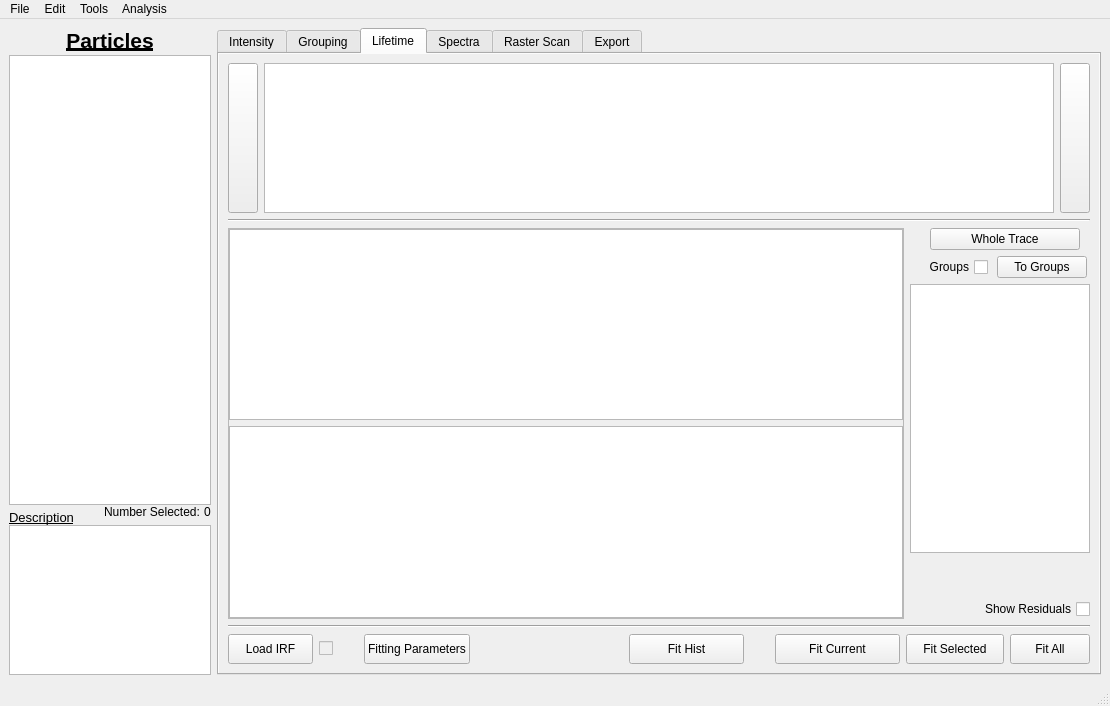
Qt form resources/ui/mainwindow.ui (BioPhysicsUP/Full_SMS) before a commit.
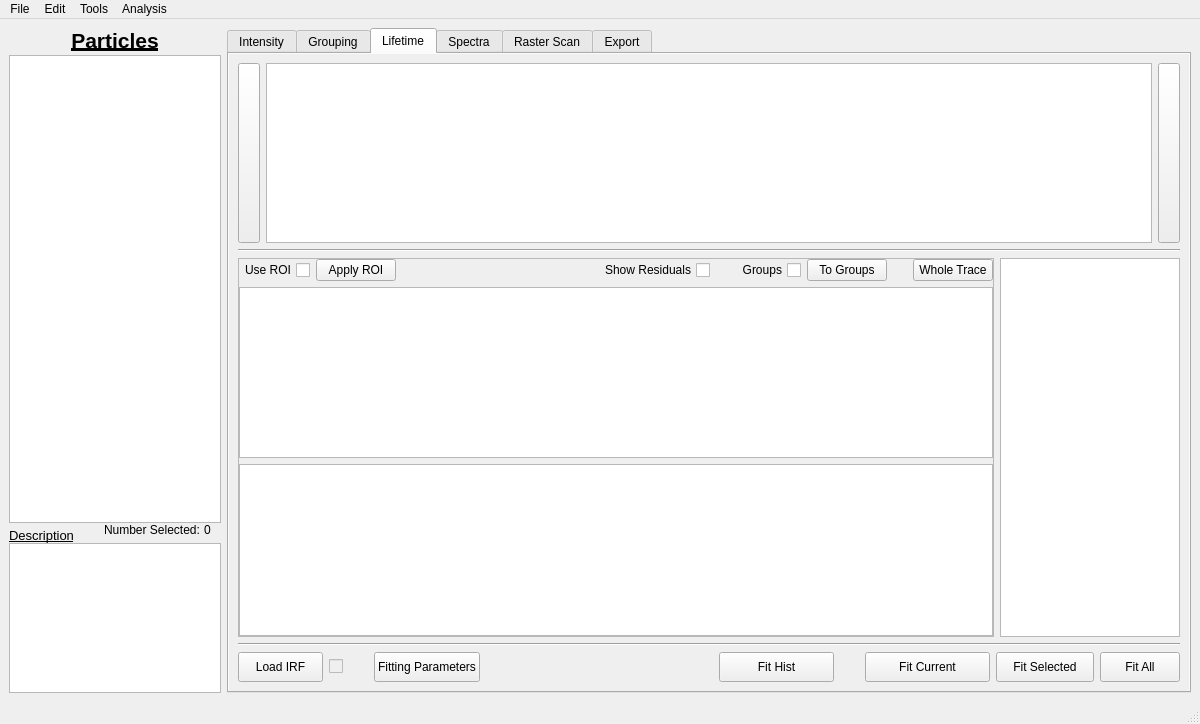
The same form after that commit. The open tabs and pages were chosen to show the change. Icons and pictures are not drawn. Custom widgets are drawn as their Qt base class.

Commit message: Busy adding ROI functionality to Lifetimes, and finishing ROI based exporting

Patch:
```diff
--- a/resources/ui/mainwindow.ui
+++ b/resources/ui/mainwindow.ui
@@ -7,8 +7,8 @@
    <rect>
     <x>0</x>
     <y>0</y>
-    <width>1077</width>
-    <height>706</height>
+    <width>1200</width>
+    <height>724</height>
    </rect>
   </property>
   <property name="sizePolicy">
@@ -17,6 +17,12 @@
     <verstretch>1</verstretch>
    </sizepolicy>
   </property>
+  <property name="minimumSize">
+   <size>
+    <width>1200</width>
+    <height>700</height>
+   </size>
+  </property>
   <property name="windowTitle">
    <string>MainWindow</string>
   </property>
@@ -77,7 +83,7 @@
         </property>
         <property name="maximumSize">
          <size>
-          <width>300</width>
+          <width>235</width>
           <height>16777215</height>
          </size>
         </property>
@@ -171,7 +177,7 @@
         </property>
         <property name="maximumSize">
          <size>
-          <width>300</width>
+          <width>235</width>
           <height>150</height>
          </size>
         </property>
@@ -211,7 +217,7 @@
        <enum>QTabWidget::Rounded</enum>
       </property>
       <property name="currentIndex">
-       <number>5</number>
+       <number>2</number>
       </property>
       <property name="iconSize">
        <size>
@@ -1821,8 +1827,8 @@
             </property>
             <property name="maximumSize">
              <size>
-              <width>30</width>
-              <height>150</height>
+              <width>22</width>
+              <height>180</height>
              </size>
             </property>
             <property name="text">
@@ -1851,13 +1857,13 @@
             <property name="minimumSize">
              <size>
               <width>0</width>
-              <height>150</height>
+              <height>180</height>
              </size>
             </property>
             <property name="maximumSize">
              <size>
               <width>16777215</width>
-              <height>150</height>
+              <height>180</height>
              </size>
             </property>
            </widget>
@@ -1878,8 +1884,8 @@
             </property>
             <property name="maximumSize">
              <size>
-              <width>30</width>
-              <height>150</height>
+              <width>22</width>
+              <height>180</height>
              </size>
             </property>
             <property name="text">
@@ -1931,6 +1937,166 @@
              <property name="bottomMargin">
               <number>0</number>
              </property>
+             <item>
+              <layout class="QHBoxLayout" name="horizontalLayout_6">
+               <item>
+                <widget class="QCheckBox" name="chbLifetime_Use_ROI">
+                 <property name="layoutDirection">
+                  <enum>Qt::RightToLeft</enum>
+                 </property>
+                 <property name="text">
+                  <string>Use ROI</string>
+                 </property>
+                </widget>
+               </item>
+               <item>
+                <widget class="QPushButton" name="btnLifetime_Apply_ROI">
+                 <property name="sizePolicy">
+                  <sizepolicy hsizetype="Fixed" vsizetype="Fixed">
+                   <horstretch>0</horstretch>
+                   <verstretch>0</verstretch>
+                  </sizepolicy>
+                 </property>
+                 <property name="maximumSize">
+                  <size>
+                   <width>90</width>
+                   <height>27</height>
+                  </size>
+                 </property>
+                 <property name="layoutDirection">
+                  <enum>Qt::LeftToRight</enum>
+                 </property>
+                 <property name="text">
+                  <string>Apply ROI</string>
+                 </property>
+                </widget>
+               </item>
+               <item>
+                <spacer name="horizontalSpacer_9">
+                 <property name="orientation">
+                  <enum>Qt::Horizontal</enum>
+                 </property>
+                 <property name="sizeType">
+                  <enum>QSizePolicy::Expanding</enum>
+                 </property>
+                 <property name="sizeHint" stdset="0">
+                  <size>
+                   <width>0</width>
+                   <height>20</height>
+                  </size>
+                 </property>
+                </spacer>
+               </item>
+               <item>
+                <widget class="QCheckBox" name="chbShow_Residuals">
+                 <property name="layoutDirection">
+                  <enum>Qt::RightToLeft</enum>
+                 </property>
+                 <property name="text">
+                  <string>Show Residuals</string>
+                 </property>
+                </widget>
+               </item>
+               <item>
+                <spacer name="horizontalSpacer_10">
+                 <property name="orientation">
+                  <enum>Qt::Horizontal</enum>
+                 </property>
+                 <property name="sizeType">
+                  <enum>QSizePolicy::Minimum</enum>
+                 </property>
+                 <property name="sizeHint" stdset="0">
+                  <size>
+                   <width>20</width>
+                   <height>20</height>
+                  </size>
+                 </property>
+                </spacer>
+               </item>
+               <item>
+                <widget class="QCheckBox" name="chbLifetime_Show_Groups">
+                 <property name="sizePolicy">
+                  <sizepolicy hsizetype="Fixed" vsizetype="Fixed">
+                   <horstretch>0</horstretch>
+                   <verstretch>0</verstretch>
+                  </sizepolicy>
+                 </property>
+                 <property name="maximumSize">
+                  <size>
+                   <width>16777215</width>
+                   <height>16777215</height>
+                  </size>
+                 </property>
+                 <property name="layoutDirection">
+                  <enum>Qt::RightToLeft</enum>
+                 </property>
+                 <property name="text">
+                  <string>Groups</string>
+                 </property>
+                </widget>
+               </item>
+               <item>
+                <widget class="QPushButton" name="btnJumpToGroups">
+                 <property name="sizePolicy">
+                  <sizepolicy hsizetype="Fixed" vsizetype="Fixed">
+                   <horstretch>0</horstretch>
+                   <verstretch>0</verstretch>
+                  </sizepolicy>
+                 </property>
+                 <property name="maximumSize">
+                  <size>
+                   <width>90</width>
+                   <height>27</height>
+                  </size>
+                 </property>
+                 <property name="layoutDirection">
+                  <enum>Qt::LeftToRight</enum>
+                 </property>
+                 <property name="text">
+                  <string>To Groups</string>
+                 </property>
+                </widget>
+               </item>
+               <item>
+                <spacer name="horizontalSpacer_8">
+                 <property name="orientation">
+                  <enum>Qt::Horizontal</enum>
+                 </property>
+                 <property name="sizeType">
+                  <enum>QSizePolicy::Minimum</enum>
+                 </property>
+                 <property name="sizeHint" stdset="0">
+                  <size>
+                   <width>20</width>
+                   <height>20</height>
+                  </size>
+                 </property>
+                </spacer>
+               </item>
+               <item>
+                <widget class="QPushButton" name="btnWholeTrace">
+                 <property name="sizePolicy">
+                  <sizepolicy hsizetype="Minimum" vsizetype="Fixed">
+                   <horstretch>0</horstretch>
+                   <verstretch>0</verstretch>
+                  </sizepolicy>
+                 </property>
+                 <property name="maximumSize">
+                  <size>
+                   <width>150</width>
+                   <height>27</height>
+                  </size>
+                 </property>
+                 <property name="layoutDirection">
+                  <enum>Qt::LeftToRight</enum>
+                 </property>
+                 <property name="text">
+                  <string>Whole Trace</string>
+                 </property>
+                </widget>
+               </item>
+              </layout>
+             </item>
              <item>
               <widget class="PlotWidget" name="pgLifetime_Hist_PlotWidget">
                <property name="minimumSize">
@@ -1959,115 +2125,12 @@
           </item>
           <item>
            <layout class="QVBoxLayout" name="verticalLayout">
+            <property name="spacing">
+             <number>0</number>
+            </property>
             <property name="leftMargin">
              <number>0</number>
             </property>
-            <item>
-             <layout class="QHBoxLayout" name="horizontalLayout_4">
-              <item>
-               <spacer name="horizontalSpacer_4">
-                <property name="orientation">
-                 <enum>Qt::Horizontal</enum>
-                </property>
-                <property name="sizeType">
-                 <enum>QSizePolicy::Minimum</enum>
-                </property>
-                <property name="sizeHint" stdset="0">
-                 <size>
-                  <width>10</width>
-                  <height>20</height>
-                 </size>
-                </property>
-               </spacer>
-              </item>
-              <item>
-               <widget class="QPushButton" name="btnWholeTrace">
-                <property name="sizePolicy">
-                 <sizepolicy hsizetype="Minimum" vsizetype="Fixed">
-                  <horstretch>0</horstretch>
-                  <verstretch>0</verstretch>
-                 </sizepolicy>
-                </property>
-                <property name="maximumSize">
-                 <size>
-                  <width>150</width>
-                  <height>27</height>
-                 </size>
-                </property>
-                <property name="layoutDirection">
-                 <enum>Qt::LeftToRight</enum>
-                </property>
-                <property name="text">
-                 <string>Whole Trace</string>
-                </property>
-               </widget>
-              </item>
-             </layout>
-            </item>
-            <item>
-             <layout class="QHBoxLayout" name="horizontalLayout_3">
-              <item>
-               <spacer name="horizontalSpacer_5">
-                <property name="orientation">
-                 <enum>Qt::Horizontal</enum>
-                </property>
-                <property name="sizeType">
-                 <enum>QSizePolicy::Minimum</enum>
-                </property>
-                <property name="sizeHint" stdset="0">
-                 <size>
-                  <width>10</width>
-                  <height>20</height>
-                 </size>
-                </property>
-               </spacer>
-              </item>
-              <item>
-               <widget class="QCheckBox" name="chbLifetime_Show_Groups">
-                <property name="sizePolicy">
-                 <sizepolicy hsizetype="Fixed" vsizetype="Fixed">
-                  <horstretch>0</horstretch>
-                  <verstretch>0</verstretch>
-                 </sizepolicy>
-                </property>
-                <property name="maximumSize">
-                 <size>
-                  <width>16777215</width>
-                  <height>16777215</height>
-                 </size>
-                </property>
-                <property name="layoutDirection">
-                 <enum>Qt::RightToLeft</enum>
-                </property>
-                <property name="text">
-                 <string>Groups</string>
-                </property>
-               </widget>
-              </item>
-              <item>
-               <widget class="QPushButton" name="btnJumpToGroups">
-                <property name="sizePolicy">
-                 <sizepolicy hsizetype="Fixed" vsizetype="Fixed">
-                  <horstretch>0</horstretch>
-                  <verstretch>0</verstretch>
-                 </sizepolicy>
-                </property>
-                <property name="maximumSize">
-                 <size>
-                  <width>90</width>
-                  <height>27</height>
-                 </size>
-                </property>
-                <property name="layoutDirection">
-                 <enum>Qt::LeftToRight</enum>
-                </property>
-                <property name="text">
-                 <string>To Groups</string>
-                </property>
-               </widget>
-              </item>
-             </layout>
-            </item>
             <item>
              <widget class="QTextBrowser" name="textBrowser">
               <property name="sizePolicy">
@@ -2095,21 +2158,11 @@
               <property name="sizeHint" stdset="0">
                <size>
                 <width>20</width>
-                <height>40</height>
+                <height>0</height>
                </size>
               </property>
              </spacer>
             </item>
-            <item>
-             <widget class="QCheckBox" name="chbShow_Residuals">
-              <property name="layoutDirection">
-               <enum>Qt::RightToLeft</enum>
-              </property>
-              <property name="text">
-               <string>Show Residuals</string>
-              </property>
-             </widget>
-            </item>
            </layout>
           </item>
          </layout>
@@ -2313,17 +2366,52 @@
             <property name="sizeConstraint">
              <enum>QLayout::SetDefaultConstraint</enum>
             </property>
+            <item>
+             <spacer name="spcEx_Options_7">
+              <property name="orientation">
+               <enum>Qt::Horizontal</enum>
+              </property>
+              <property name="sizeType">
+               <enum>QSizePolicy::Expanding</enum>
+              </property>
+              <property name="sizeHint" stdset="0">
+               <size>
+                <width>40</width>
+                <height>20</height>
+               </size>
+              </property>
+             </spacer>
+            </item>
+            <item>
+             <widget class="QCheckBox" name="chbEx_Use_ROI">
+              <property name="enabled">
+               <bool>false</bool>
+              </property>
+              <property name="font">
+               <font>
+                <pointsize>10</pointsize>
+                <weight>75</weight>
+                <bold>true</bold>
+                <underline>false</underline>
+                <strikeout>false</strikeout>
+               </font>
+              </property>
+              <property name="text">
+               <string>Use ROI</string>
+              </property>
+             </widget>
+            </item>
             <item>
              <spacer name="spcEx_Buttons_Left_2">
               <property name="orientation">
                <enum>Qt::Horizontal</enum>
               </property>
               <property name="sizeType">
-               <enum>QSizePolicy::Expanding</enum>
+               <enum>QSizePolicy::Fixed</enum>
               </property>
               <property name="sizeHint" stdset="0">
                <size>
-                <width>100</width>
+                <width>370</width>
                 <height>20</height>
                </size>
               </property>
@@ -3298,7 +3386,30 @@
                 </property>
                 <property name="sizeHint" stdset="0">
                  <size>
-                  <width>20</width>
+                  <width>10</width>
+                  <height>20</height>
+                 </size>
+                </property>
+               </spacer>
+              </item>
+              <item>
+               <widget class="Line" name="line">
+                <property name="orientation">
+                 <enum>Qt::Vertical</enum>
+                </property>
+               </widget>
+              </item>
+              <item>
+               <spacer name="spcEx_Options_8">
+                <property name="orientation">
+                 <enum>Qt::Horizontal</enum>
+                </property>
+                <property name="sizeType">
+                 <enum>QSizePolicy::Fixed</enum>
+                </property>
+                <property name="sizeHint" stdset="0">
+                 <size>
+                  <width>10</width>
                   <height>20</height>
                  </size>
                 </property>
@@ -3777,22 +3888,6 @@
                 </layout>
                </widget>
               </item>
-              <item>
-               <spacer name="spcEx_Options_3">
-                <property name="orientation">
-                 <enum>Qt::Horizontal</enum>
-                </property>
-                <property name="sizeType">
-                 <enum>QSizePolicy::Expanding</enum>
-                </property>
-                <property name="sizeHint" stdset="0">
-                 <size>
-                  <width>40</width>
-                  <height>20</height>
-                 </size>
-                </property>
-               </spacer>
-              </item>
              </layout>
             </item>
            </layout>
@@ -4029,7 +4124,7 @@
     <rect>
      <x>0</x>
      <y>0</y>
-     <width>1077</width>
+     <width>1200</width>
      <height>21</height>
     </rect>
    </property>
```
The commit also changes 7 other files.
